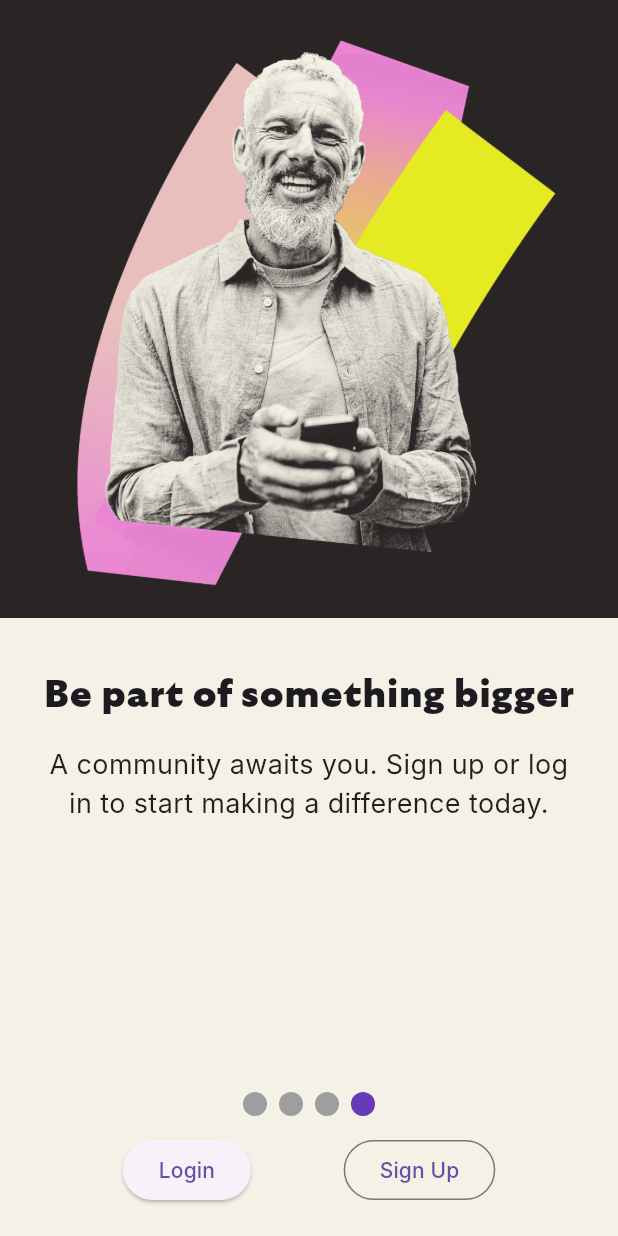
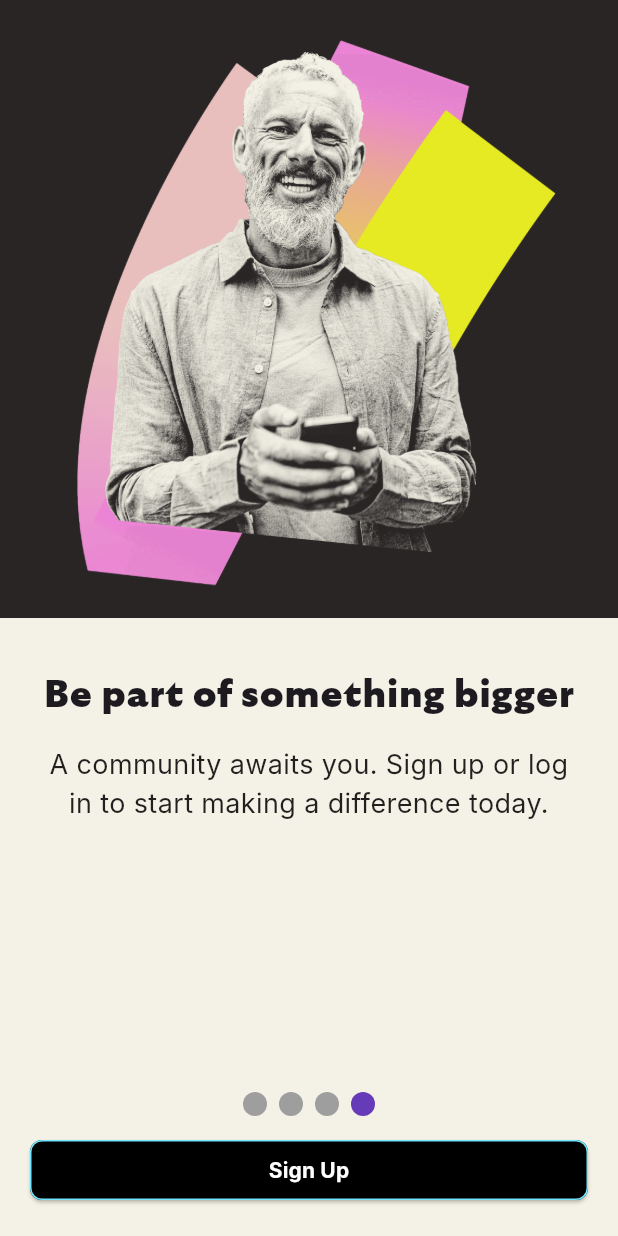
Before and after one commit to leyrieee/catchafire, a Flutter app: the screen it shows after launch, swiped to page 4, on a phone screen of 412 x 824 dp. Run offline on Flutter 3.47's test engine with Material 3 defaults, Android fonts, the phone set to English and light mode, and no system bars; drawn by our look-alikes of smooth_page_indicator; our stand-ins replace cloud_firestore, firebase_auth, firebase_core, firebase_storage, geolocator, google_maps_flutter and 1 more; accounts and stored records are empty; Roboto replaces fonts that are missing (Inter).

Commit message:
edits to onboarding and login

```diff
--- a/lib/screens/onboarding_screen.dart
+++ b/lib/screens/onboarding_screen.dart
@@ -1,6 +1,5 @@
 import 'package:flutter/material.dart';
 import 'package:smooth_page_indicator/smooth_page_indicator.dart';
-import 'login.dart';
 import 'signup.dart';
 
 class OnboardingScreen extends StatefulWidget {
@@ -76,18 +75,10 @@ class _OnboardingScreenState extends State<OnboardingScreen> {
               child: Row(
                 mainAxisAlignment: MainAxisAlignment.spaceEvenly,
                 children: [
-                  ElevatedButton(
-                    onPressed: () {
-                      Navigator.push(
-                        context,
-                        MaterialPageRoute(
-                            builder: (context) => const LoginPage()),
-                      );
-                    },
-                    child: Text("Login"),
-                  ),
-                  OutlinedButton(
-                    onPressed: () {
+                  Expanded(
+                    child: buildPrimaryButton(
+                      'Sign Up',
+                      () {
                         // Navigate to sign up
                         Navigator.push(
                           context,
@@ -95,8 +86,8 @@ class _OnboardingScreenState extends State<OnboardingScreen> {
                               builder: (context) => const SignUpPage()),
                         );
                       },
-                    child: Text("Sign Up"),
                     ),
+                  )
                 ],
               ),
             )
@@ -168,4 +159,22 @@ class _OnboardingScreenState extends State<OnboardingScreen> {
       ],
     );
   }
+
+  Widget buildPrimaryButton(String text, VoidCallback onPressed) {
+    return SizedBox(
+      width: double.infinity,
+      child: ElevatedButton(
+        style: ElevatedButton.styleFrom(
+          backgroundColor: Colors.black,
+          foregroundColor: Colors.white,
+          shape: RoundedRectangleBorder(
+            borderRadius: BorderRadius.circular(8.0),
+            side: const BorderSide(color: Color(0xFF6FE6FF)),
+          ),
+        ),
+        onPressed: onPressed,
+        child: Text(text, style: const TextStyle(fontWeight: FontWeight.bold)),
+      ),
+    );
   }
+}
--- a/lib/screens/signup.dart
+++ b/lib/screens/signup.dart
@@ -3,6 +3,7 @@ import 'package:cloud_firestore/cloud_firestore.dart';
 import 'package:flutter/material.dart';
 import 'cause_skills.dart';
 import '../services/auth_service.dart';
+import 'login.dart';
 
 // Change signup form logic to make sure that corresponding error codes are displayed
 // eg. Email in use error, passwords don't match error, fill all fields, etc.
@@ -141,7 +142,11 @@ class _SignUpPageState extends State<SignUpPage> {
                     ),
                     GestureDetector(
                       onTap: () {
-                        Navigator.pop(context);
+                        Navigator.pushReplacement(
+                          context,
+                          MaterialPageRoute(
+                              builder: (context) => const LoginPage()),
+                        );
                       },
                       child: const Text(
                         "Log in",
```
Lines whose indentation alone changed are shown as unchanged.
